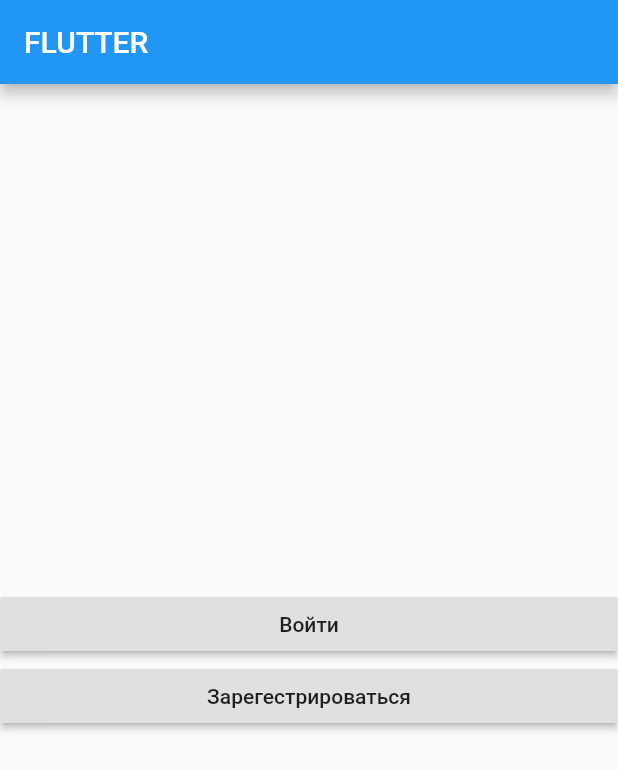
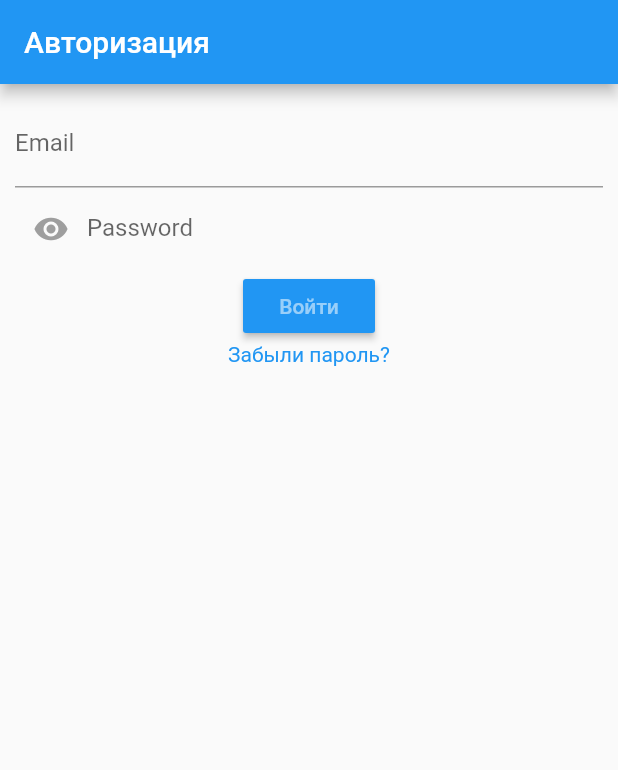
Before and after one commit to Hylema/g-flutter, a Flutter app: the screen it shows after launch, on a phone screen of 412 x 824 dp. Shown: the top 770 px of the screen. Run offline on Flutter 3.47's test engine with Material 2 defaults, Android fonts, the phone set to English and light mode, and no system bars; our stand-ins replace firebase_auth; accounts and stored records are empty.

Commit message:
Добавлены дополнительные параметры к кнопкам input в форме

```diff
--- a/lib/main.dart
+++ b/lib/main.dart
@@ -4,5 +4,5 @@
 void main() => runApp(MaterialApp(
   initialRoute: '/',
   routes: routes(),
-  debugShowCheckedModeBanner: true,
+  debugShowCheckedModeBanner: false,
 ));
--- a/lib/pages/auth/welcome.dart
+++ b/lib/pages/auth/welcome.dart
@@ -1,6 +1,7 @@
-import 'package:flutter_app/pages/auth/signIn.dart';
 import 'package:flutter_app/pages/auth/signUp.dart';
 import 'package:flutter/material.dart';
+import 'package:flutter_app/pages/home.dart';
+import 'package:firebase_auth/firebase_auth.dart';
 
 class WelcomePage extends StatefulWidget {
   @override
@@ -8,34 +9,133 @@
 }
 
 class _WelcomePageState extends State<WelcomePage> {
+  final GlobalKey<FormState> _formKey = GlobalKey<FormState>();
+  String _email, _password;
+  Color colorTextButton = Colors.white54;
+
   @override
   Widget build(BuildContext context) {
     return Scaffold(
       appBar: AppBar(
-        title: Text('FLUTTER'),
+        title: Text('Авторизация'),
       ),
-      body: Column(
-        mainAxisAlignment: MainAxisAlignment.center,
-        crossAxisAlignment: CrossAxisAlignment.stretch,
+      body: Builder(
+        builder: (BuildContext context) {
+          return Container(
+            padding: EdgeInsets.all(10.0),
+            child: Form(
+                key: _formKey,
+                child: Column(
                   children: <Widget>[
+                    TextFormField(
+                      validator: (input) {
+                        if(input.isEmpty) return 'Provide an email';
+
+                        String p = "[a-zA-Z0-9+.\_\%-+]{1,256}@[a-zA-Z0-9][a-zA-Z0-9-]{0,64}(.[a-zA-Z0-9][a-zA-Z0-9-]{0,25})+";
+                        RegExp regExp = RegExp(p);
+                        if (regExp.hasMatch(input)) return null;
+                        return 'Некорректный Email';
+                      },
+                      decoration: InputDecoration(
+                          labelText: 'Email'
+                      ),
+                      onChanged: (input){
+                        _email = input;
+                        checkInputs();
+                      },
+                    ),
+                    TextFormField(
+                      validator: (input) {
+                        if(input.length < 6) return 'Пароль слишком короткий';
+                      },
+                      decoration: InputDecoration(
+                          labelText: 'Password',
+                          contentPadding: new EdgeInsets.symmetric(vertical: 10.0),
+                          border: InputBorder.none,
+                          prefixIcon: Padding(
+                            padding: EdgeInsets.all(0.0),
+                            child: IconButton(
+                              icon: Icon(Icons.remove_red_eye),
+                              color: Colors.grey,
+                              onPressed: () {},
+                            ), // icon is 48px widget.
+                          ),
+                          hintText: 'Пароль должен иметь минимум 6 символов',
+                          hintStyle: TextStyle(fontSize: 11.0)
+                      ),
+                      onChanged: (input){
+                        _password = input;
+                        checkInputs();
+                      },
+                      obscureText: true,
+                    ),
                     RaisedButton(
-            onPressed: navigateToSignIn,
+                      onPressed: (){
+                        signIn(context);
+                      },
+                      color: Colors.blue,
+                      textColor: colorTextButton,
                       child: Text('Войти'),
                     ),
-          RaisedButton(
-            onPressed: navigateToSignUp,
-            child: Text('Зарегестрироваться'),
+
+                    GestureDetector(
+                        child: Text(
+                            "Забыли пароль?",
+                          style: TextStyle(color: Colors.blue),
                         ),
+                        onTap: () {}
+                        )
                   ],
+                )
+            ),
+          );
+        },
       ),
     );
   }
 
-  void navigateToSignIn(){
-    Navigator.push(context, MaterialPageRoute(builder: (context) => SignIn(), fullscreenDialog: true));
+  void checkInputs(){
+    print('____________________________________________');
+    print(_password);
+    print(_email);
+    print('____________________________________________');
+    if(_password != null && _email != null){
+      setState(() {
+        colorTextButton = Colors.white;
+      });
+    }
+  }
+
+  void signIn(context) async {
+    if(_formKey.currentState.validate()){
+      _formKey.currentState.save();
+      try{
+        await FirebaseAuth.instance.signInWithEmailAndPassword(email: _email, password: _password);
+        Navigator.pushReplacement(context, MaterialPageRoute(builder: (context) => HomePage()));
+      }catch(e){
+        Scaffold.of(context).showSnackBar(SnackBar(content: Text(e.message, style: TextStyle(color: Colors.white)), backgroundColor: Colors.red));
+      }
+    }
   }
 
   void navigateToSignUp(){
     Navigator.push(context, MaterialPageRoute(builder: (context) => SignUp(), fullscreenDialog: true));
   }
 }
+
+ma(){
+  decoration: InputDecoration(
+      contentPadding: new EdgeInsets.symmetric(vertical: 0.0),
+      border: InputBorder.none,
+      prefixIcon: Padding(
+        padding: EdgeInsets.all(0.0),
+        child: Icon(
+          Icons.search,
+          color: Colors.grey,
+        ), // icon is 48px widget.
+      ),
+      hintText: 'Search artist, genre, playlist',
+      hintStyle: TextStyle(fontSize: 11.0)
+  );
+
+}
```
Also changed, not shown: lib/mixins/SliverAppBar.dart (added, +35 -0 lines), lib/pages/home.dart (+30 -14 lines). Lines whose indentation alone changed are shown as unchanged.
